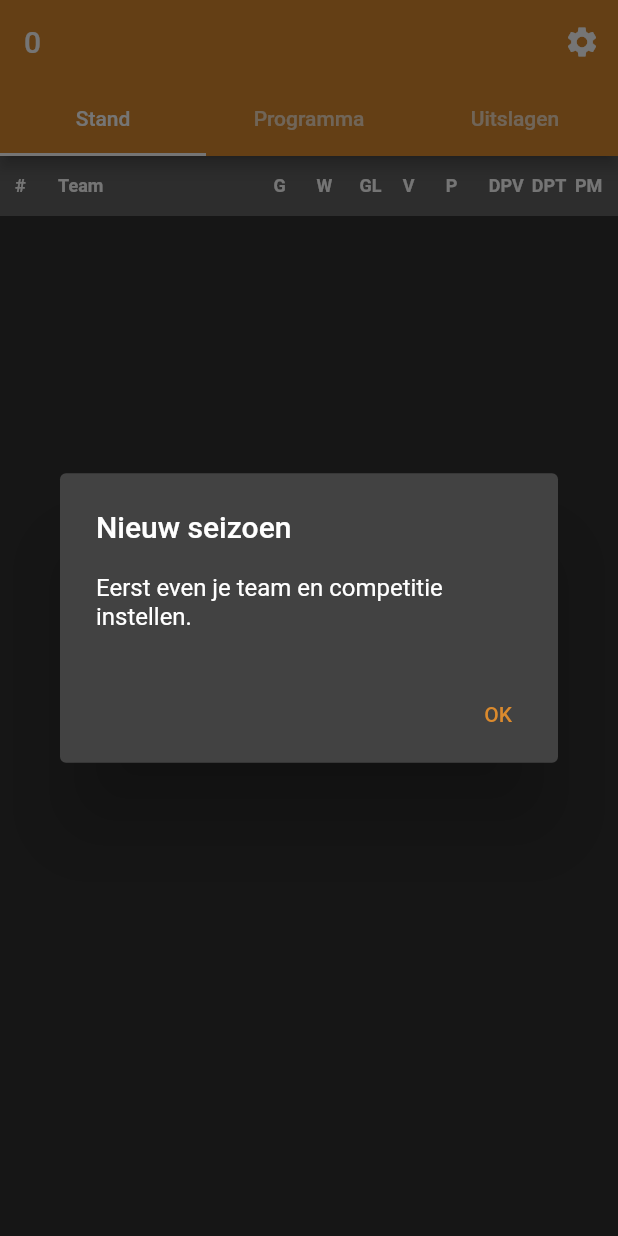
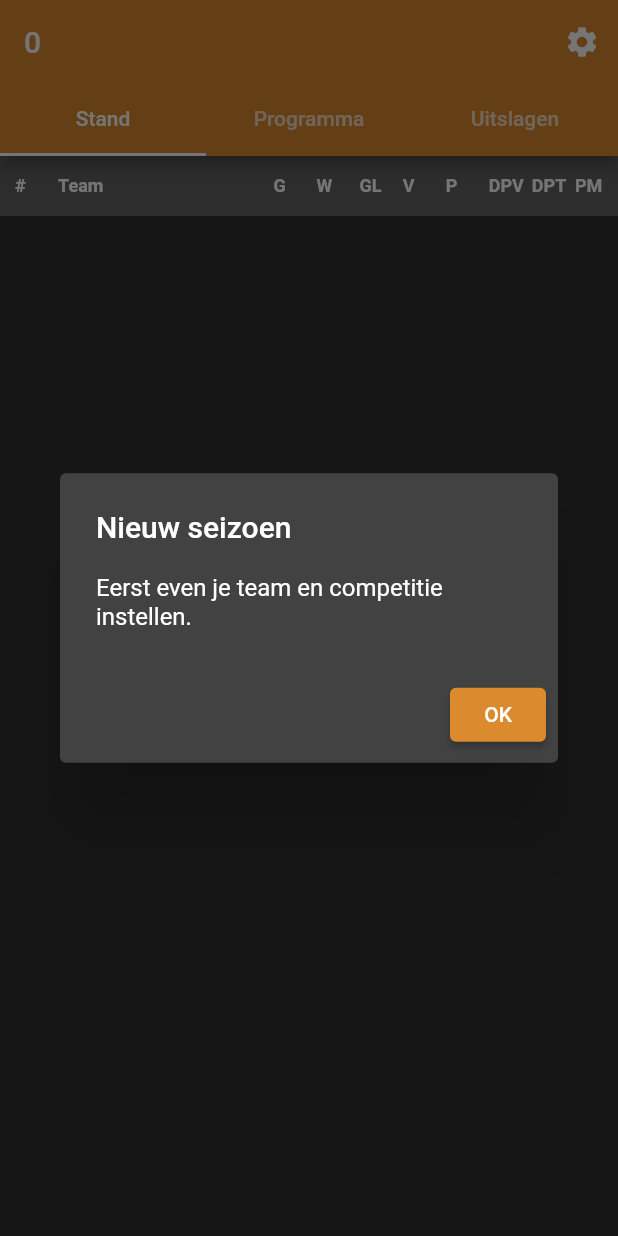
Before and after one commit to epic-unicorn/NZVBTeamApp_Web, a Flutter app: the screen it shows after launch, on a phone screen of 412 x 824 dp. Run offline on Flutter 3.47's test engine with Material 2 defaults, Android fonts, the phone set to English and light mode, and no system bars; our stand-ins replace date_format, flutter_icons, package_info, shared_preferences; network calls fail.

Commit message:
Andere button style

```diff
--- a/lib/main.dart
+++ b/lib/main.dart
@@ -21,6 +21,8 @@ class MyNzvbApp extends StatelessWidget {
         textButtonTheme: TextButtonThemeData(
           style: TextButton.styleFrom(primary: Color(0xFFdb8a2d)),
         ),
+        elevatedButtonTheme: ElevatedButtonThemeData(
+            style: ElevatedButton.styleFrom(primary: Color(0xFFdb8a2d))),
         brightness: Brightness.dark,
       ),
       home: MyHomePage(),
@@ -75,7 +77,7 @@ class _MyHomePageState extends State<MyHomePage> {
           title: new Text("Nieuw seizoen"),
           content: new Text("Eerst even je team en competitie instellen."),
           actions: <Widget>[
-            new TextButton(
+            new ElevatedButton(
               child: new Text("OK"),
               onPressed: () async {
                 await Navigator.push(
```
